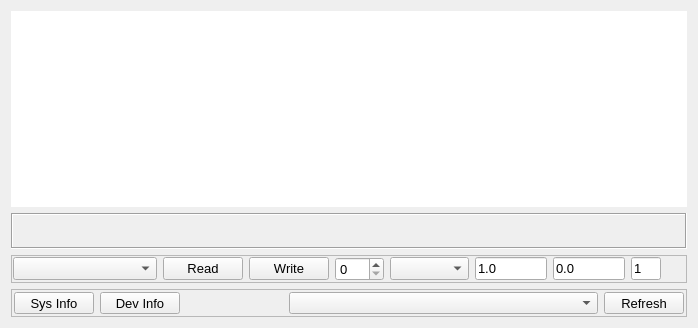
This is infoform.ui in MccDv/mdihattest as Qt 5 draws it before an edit. The edited form follows.
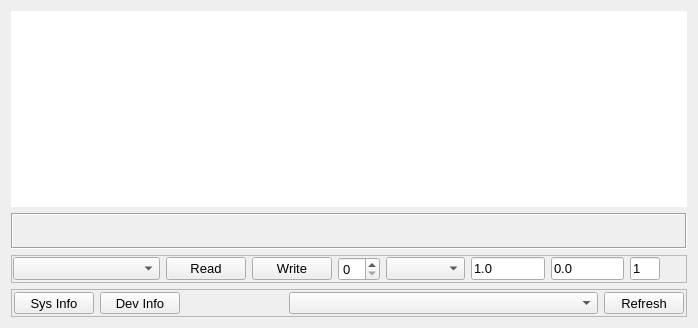
This is the edited form.

```diff
--- a/infoform.ui
+++ b/infoform.ui
@@ -164,7 +164,7 @@
      <property name="frameShadow">
       <enum>QFrame::Raised</enum>
      </property>
-     <layout class="QHBoxLayout" name="horizontalLayout_2" stretch="6,3,3,2,3,3,3,3,1">
+     <layout class="QHBoxLayout" name="horizontalLayout_2" stretch="6,2,2,1,2,3,3,3,1">
       <property name="leftMargin">
        <number>1</number>
       </property>
```
